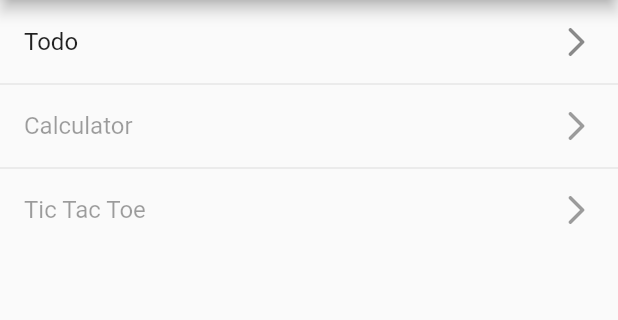
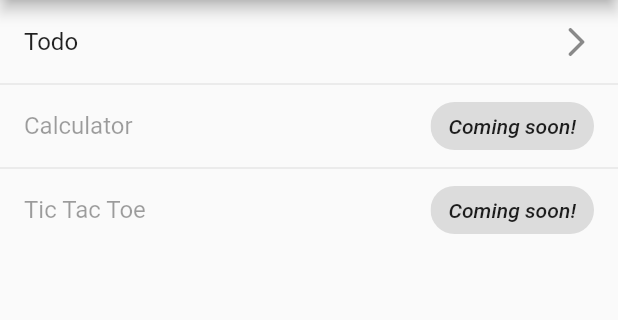
Before and after one commit to fachrihawari/flutter_play, a Flutter app: the screen it shows after launch, on a phone screen of 412 x 824 dp, the part 84-404 px from its top. Run offline on Flutter 3.47's test engine with Material 2 defaults, Android fonts, the light colour scheme and no system bars; our stand-ins replace go_router, shared_preferences.

Commit message:
chore: Use coming soon for not available page

```diff
--- a/lib/pages/launchpad.dart
+++ b/lib/pages/launchpad.dart
@@ -26,6 +26,17 @@ class LaunchpadPage extends StatelessWidget {
     context.pushNamed(item.page);
   }
 
+  Widget _buildItemTrailing(Page item) {
+    return item.isAvailable
+        ? const Icon(Icons.arrow_forward_ios_rounded)
+        : const Chip(
+            label: Text(
+              "Coming soon!",
+              style: TextStyle(fontStyle: FontStyle.italic),
+            ),
+          );
+  }
+
   Widget _buildItem(BuildContext context, int index) {
     final item = _pages.elementAt(index);
 
@@ -33,7 +44,7 @@ class LaunchpadPage extends StatelessWidget {
       enabled: item.isAvailable,
       onTap: () => _handleTap(context, item),
       title: Text(item.name),
-      trailing: const Icon(Icons.arrow_forward_ios_rounded),
+      trailing: _buildItemTrailing(item),
     );
   }
 
```
